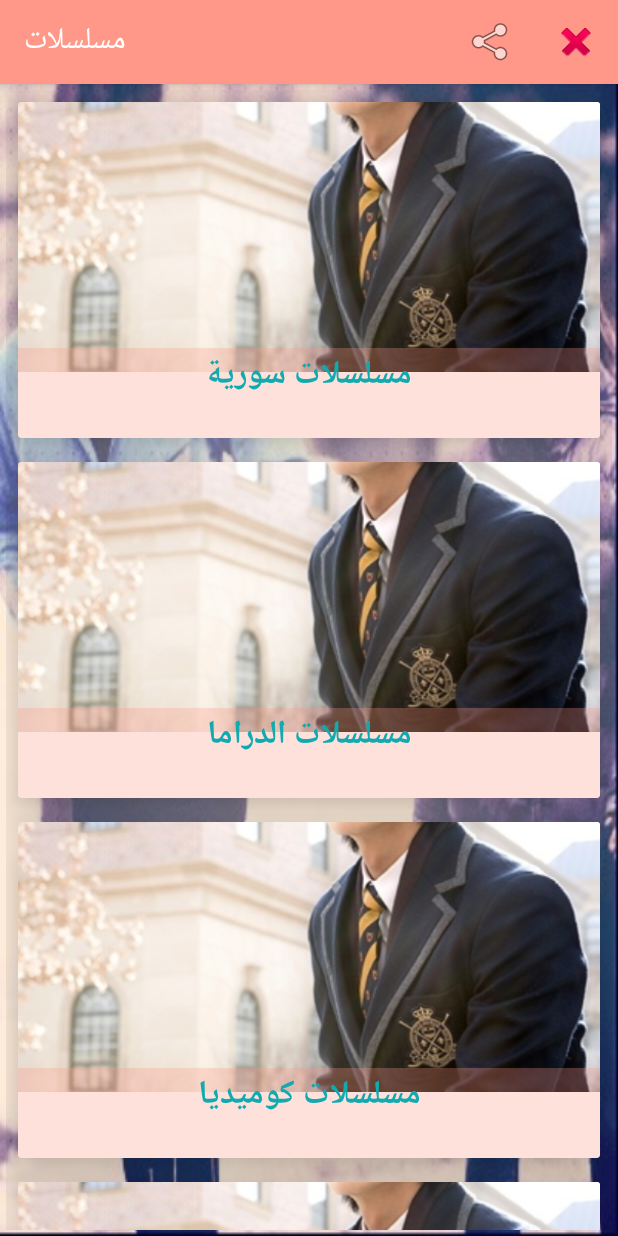
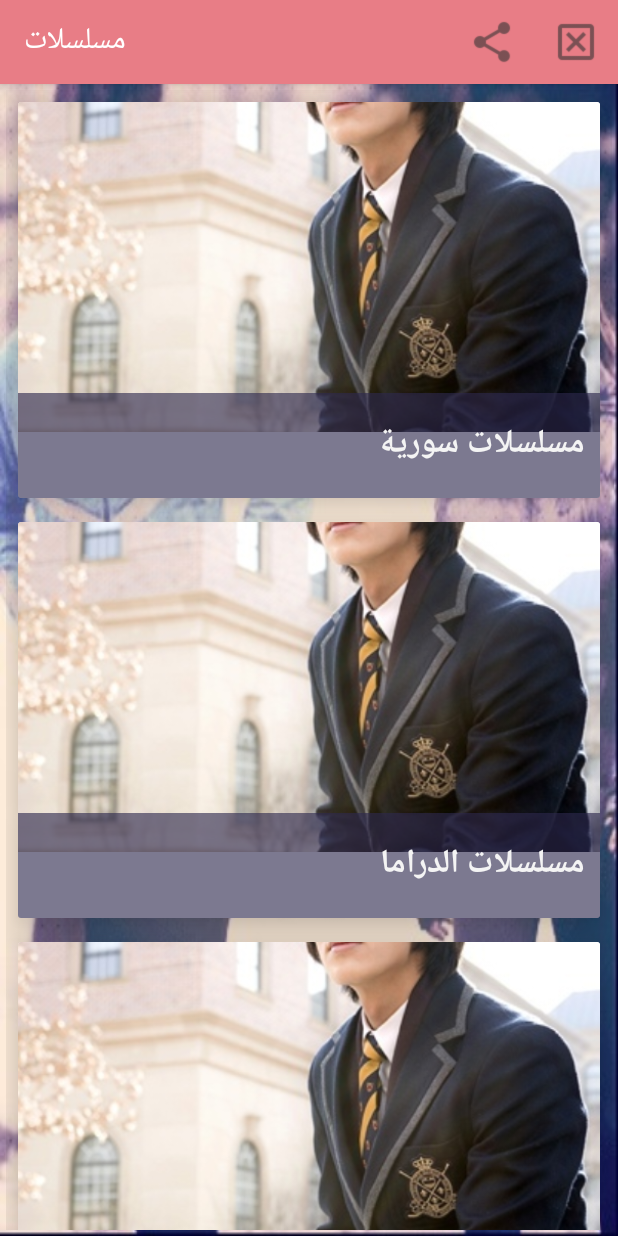
Before and after one commit to rimashsh/moslslat, an Android app: the MainActivity screen opened directly, with no data from a screen before it, on a phone screen of 412 x 824 dp. Run offline under Robolectric (Android 15) with nearby library versions, the phone set to English and light mode, and no system bars.

Commit message:
New Update 14/10 10:45Am

```diff
--- a/app/src/main/res/layout/mainadapter_activity.xml
+++ b/app/src/main/res/layout/mainadapter_activity.xml
@@ -6,7 +6,7 @@
     xmlns:tools="http://schemas.android.com/tools"
     android:id="@+id/placeCard"
     android:layout_width="match_parent"
-    android:layout_height="240dp"
+    android:layout_height="280dp"
     android:layout_margin="8dp"
     android:elevation="12dp"
     android:background="@color/colorPrimaryDark"
@@ -19,24 +19,25 @@
     <ImageView
         android:id="@+id/placeImage"
         android:layout_width="match_parent"
-        android:layout_height="180dp"
+        android:layout_height="220dp"
         android:scaleType="centerCrop"
         tools:ignore="ContentDescription,InefficientWeight"
         />
-
     <TextView
         android:id="@+id/placeName"
         android:layout_width="match_parent"
-        android:layout_height="60dp"
-        android:gravity="center_horizontal"
+        android:layout_height="70dp"
+        android:gravity="fill_vertical"
         android:textAppearance="?android:attr/textAppearanceLarge"
-        android:textColor="#13aaaf"
+        android:textColor="@color/textcolor"
         android:textStyle="bold"
+        android:textSize="22dp"
+        android:textAlignment="gravity"
+        android:padding="10dp"
         android:layout_gravity="bottom"
         android:fontFamily="sans-serif"
         android:layout_marginTop="130dp"
         android:background="@color/linearBar"
         />
 
-
 </android.support.v7.widget.CardView>
--- a/app/src/main/res/menu/meun_item.xml
+++ b/app/src/main/res/menu/meun_item.xml
@@ -4,13 +4,13 @@
 
     <item android:title="share"
         android:id="@+id/menu_share"
-        android:icon="@android:drawable/ic_menu_share"
+        android:icon="@drawable/ic_share_variant"
         app:showAsAction="always"
         android:orderInCategory="100"/>
 
     <item android:id="@+id/menu_cancel"
         android:title="cancel"
-        android:icon="@android:drawable/ic_delete"
+        android:icon="@drawable/ic_close_box_outline"
         app:showAsAction="always"
         android:orderInCategory="100"/>
 <!--app:showasaction show in menu bar -->
--- a/app/src/main/res/values/colors.xml
+++ b/app/src/main/res/values/colors.xml
@@ -1,8 +1,9 @@
 <?xml version="1.0" encoding="utf-8"?>
 <resources>
-    <color name="colorPrimary">#FF9888</color>
-    <color name="colorPrimaryDark">#ff6872</color>
-    <color name="colorAccent">#ff6872</color>
-    <color name="linearBar">#4aff9888</color>
+    <color name="colorPrimary">#E87D86</color>
+    <color name="colorPrimaryDark">#FF5959</color>
+    <color name="colorAccent">#E5C852</color>
+    <color name="linearBar">#9f2e294e</color>
+    <color name="textcolor">#F4F4F4</color>
 
 </resources>
--- a/build.gradle
+++ b/build.gradle
@@ -5,7 +5,7 @@ buildscript {
         jcenter()
     }
     dependencies {
-        classpath 'com.android.tools.build:gradle:2.2.0'
+        classpath 'com.android.tools.build:gradle:2.2.2'
 
         // NOTE: Do not place your application dependencies here; they belong
         // in the individual module build.gradle files
```
Also changed, not shown: app/src/main/res/drawable/ic_close_box_outline.png (added), app/src/main/res/drawable/ic_share_variant.png (added).
